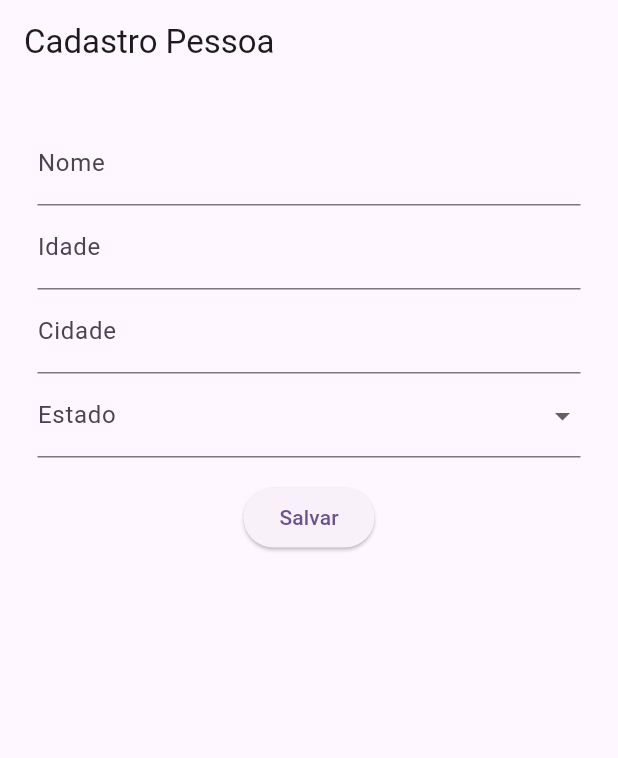
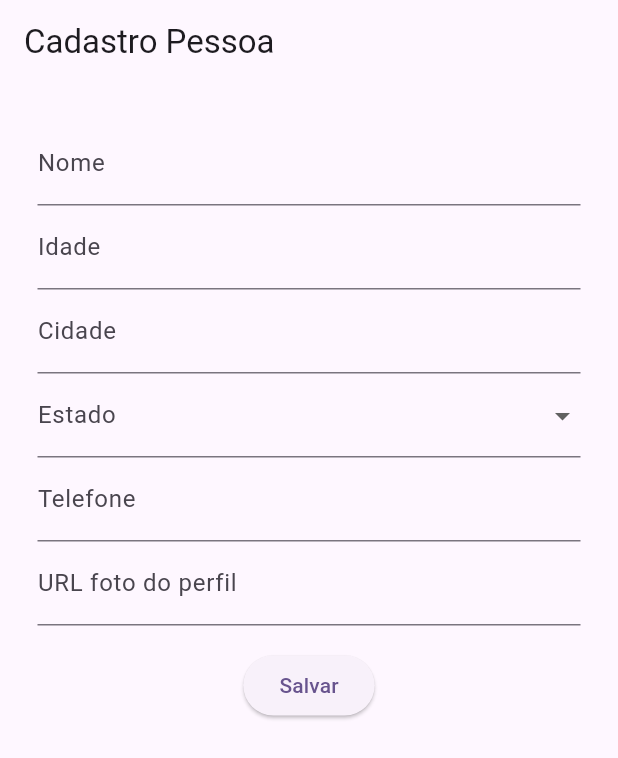
Before and after one commit to RafaelOuverney/Flutter-DDM, a Flutter app: the CadastroPessoa screen opened directly, on a phone screen of 412 x 824 dp. Shown: the top 758 px of the screen. Run offline on Flutter 3.47's test engine with Material 3 defaults, Android fonts, the phone set to English and light mode, and no system bars.

```diff
--- a/lib/widgets/widget_cadastro_pessoa.dart
+++ b/lib/widgets/widget_cadastro_pessoa.dart
@@ -1,4 +1,5 @@
 import 'package:flutter/material.dart';
+import 'package:widgets/widgets/widget_pessoa.dart';
 
 class CadastroPessoa extends StatefulWidget {
   const CadastroPessoa({super.key});
@@ -8,6 +9,13 @@ class CadastroPessoa extends StatefulWidget {
 }
 
 class _CadastroPessoaState extends State<CadastroPessoa>{
+  final nomeController = TextEditingController();
+  final idadeController = TextEditingController();
+  final cidadeController = TextEditingController();
+  final telefoneController = TextEditingController();
+  final estadoController = TextEditingController();
+  final profileController = TextEditingController();
+
   @override
   Widget build(BuildContext context) {
     final formKey = GlobalKey<FormState>();
@@ -21,34 +29,69 @@ class _CadastroPessoaState extends State<CadastroPessoa>{
           child: Column(
             children: [
               TextFormField(
+                validator: (value) => value == null || value.isEmpty ? 'Nome é obrigatório' : null,
+                controller: nomeController,
                 decoration: const InputDecoration(labelText: 'Nome'),
               ),
               TextFormField(
+                validator: (value) => value == null || value.isEmpty ? 'Idade é obrigatório' : null,
+                controller: idadeController,
                 decoration: const InputDecoration(labelText: 'Idade'),
                 keyboardType: TextInputType.number,
               ),
               TextFormField(
+                validator: (value) => value == null || value.isEmpty ? 'Cidade é obrigatório' : null,
+                controller: cidadeController,
                 decoration: const InputDecoration(labelText: 'Cidade'),
-                keyboardType: TextInputType.emailAddress,
               ),
               DropdownButtonFormField(
+
                 decoration: const InputDecoration(labelText: 'Estado'),
                   items: const [
                     DropdownMenuItem(value: "SC", child: Text('Santa Catarina')),
                     DropdownMenuItem(value: "RS", child: Text('Rio Grande do Sul')),
                     DropdownMenuItem(value: "PR", child: Text('Paraná')),
                   ],
-                  onChanged: (e) {},
+                  onChanged: (value) => setState(() {
+                    estadoController.text = value.toString();
+
+                  }),
+                  value: estadoController.text.isEmpty ? null : estadoController.text,
+                  validator: (value) => value == null || value.isEmpty ? 'Estado é obrigatório' : null,
                 ),
-
-                SizedBox(height: 16,),
+              TextFormField(
+                controller: telefoneController,
+                decoration: const InputDecoration(labelText: 'Telefone'),
+                keyboardType: TextInputType.phone,
+              ),
+              TextFormField(
+                controller: profileController,
+                decoration: const InputDecoration(labelText: 'URL foto do perfil'),
+              ),
+              const SizedBox(height: 16,),
               ElevatedButton(
                 onPressed: () {
+                  FormFieldValidator<String> validator = (value) {
+                    if (value == null || value.isEmpty) {
+                      return 'Campo obrigatório';
+                    }
+                    return null;
+                  };
+                  if (!formKey.currentState!.validate()) {
+                    return;
+                  }
                   setState(() {
-
+                    pessoas.add({
+                      'nome': nomeController.text,
+                      'telefone': telefoneController.text,
+                      'idade': idadeController.text,
+                      'cidade': cidadeController.text,
+                      'url': profileController.text.isEmpty ? 'https://th.bing.com/th/id/OIP.qOSjSxoUNci9aPL9spX_eQHaHa?rs=1&pid=ImgDetMain' : profileController.text,
+                      'estado': estadoController.text,
+                    });
+                  Navigator.pop(context, '/pessoa');
                   });
 
-                  Navigator.pop(context, '/pessoa');
                 },
                 child: const Text('Salvar'),
               ),
```
Also changed, not shown: lib/widgets/widget_menu.dart (+13 -1 lines), lib/widgets/widget_pessoa.dart (+21 -16 lines).
